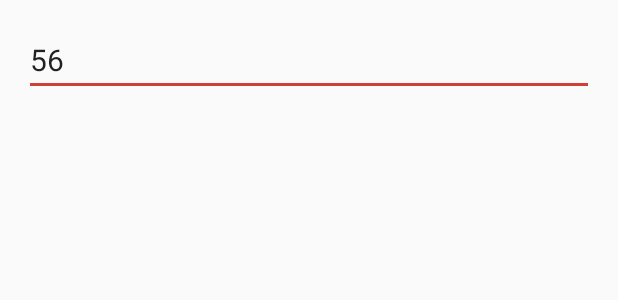
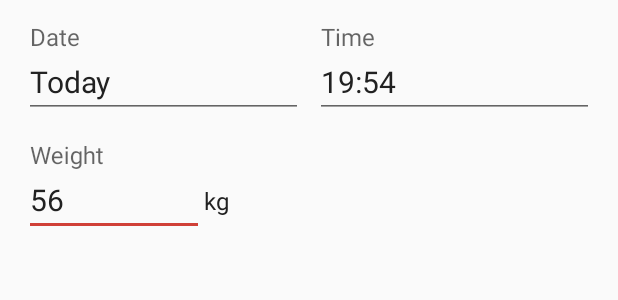
Before and after one commit to rakuishi/weight-log-android, an Android app: the layout activity_detail.xml on its own in the app's theme, with its tools: preview values and no code run, on a phone screen of 412 x 824 dp. Shown: the top 300 px of the screen. Run offline under Robolectric (Android 15) with nearby library versions, the phone set to English and light mode, and no system bars.

Commit message:
Update DetailActivity.java

```diff
--- a/app/src/main/java/com/rakuishi/weight/DetailActivity.java
+++ b/app/src/main/java/com/rakuishi/weight/DetailActivity.java
@@ -14,6 +14,7 @@ import com.google.android.gms.fitness.data.DataPoint;
 import com.google.android.gms.fitness.data.Field;
 import com.rakuishi.weight.databinding.ActivityDetailBinding;
 
+import java.text.DateFormat;
 import java.util.concurrent.TimeUnit;
 
 import io.reactivex.android.schedulers.AndroidSchedulers;
@@ -21,6 +22,9 @@ import io.reactivex.disposables.CompositeDisposable;
 import io.reactivex.disposables.Disposable;
 import io.reactivex.schedulers.Schedulers;
 import timber.log.Timber;
+
+import static java.text.DateFormat.getDateInstance;
+import static java.text.DateFormat.getTimeInstance;
 
 public class DetailActivity extends AppCompatActivity implements
         FitnessClient.Callback {
@@ -44,12 +48,13 @@ public class DetailActivity extends AppCompatActivity implements
         extractValuesFromIntent(getIntent());
         binding = DataBindingUtil.setContentView(this, R.layout.activity_detail);
 
-        getSupportActionBar().setTitle(R.string.edit);
+        getSupportActionBar().setTitle(R.string.edit_your_weight);
         getSupportActionBar().setHomeButtonEnabled(true);
         getSupportActionBar().setDisplayHomeAsUpEnabled(true);
 
         compositeDisposable = new CompositeDisposable();
         client = new FitnessClient(this, this);
+        updateViewComponents();
     }
 
     @Override
@@ -83,6 +88,20 @@ public class DetailActivity extends AppCompatActivity implements
     @Override
     public void onConnectionSuccess() {
         Timber.d("onConnectionSuccess");
+    }
+
+    @Override
+    public void onConnectionFail(Exception e) {
+        Timber.d("onConnectionFail: " + e.getMessage());
+    }
+
+    // endregion
+
+    // region View
+
+    private void updateViewComponents() {
+        updateDateTimeViewComponents();
+
         Field field = dataPoint.getDataType().getFields().get(0);
         String value = dataPoint.getValue(field).toString();
         binding.weightEditText.setText(value);
@@ -93,9 +112,10 @@ public class DetailActivity extends AppCompatActivity implements
         manager.showSoftInput(binding.weightEditText, InputMethodManager.SHOW_IMPLICIT);
     }
 
-    @Override
-    public void onConnectionFail(Exception e) {
-        Timber.d("onConnectionFail: " + e.getMessage());
+    private void updateDateTimeViewComponents() {
+        long millis = dataPoint.getTimestamp(TimeUnit.MILLISECONDS);
+        binding.dateEditText.setText(getDateInstance().format(millis));
+        binding.timeEditText.setText(getTimeInstance().format(millis));
     }
 
     // endregion
--- a/app/src/main/res/layout/activity_detail.xml
+++ b/app/src/main/res/layout/activity_detail.xml
@@ -1,5 +1,6 @@
 <?xml version="1.0" encoding="utf-8"?>
 <layout xmlns:android="http://schemas.android.com/apk/res/android"
+    xmlns:app="http://schemas.android.com/apk/res-auto"
     xmlns:tools="http://schemas.android.com/tools">
 
     <LinearLayout
@@ -8,13 +9,97 @@
         android:orientation="vertical"
         android:padding="@dimen/dp_16">
 
-        <android.support.v7.widget.AppCompatEditText
-            android:id="@+id/weight_edit_text"
+        <LinearLayout
             android:layout_width="match_parent"
             android:layout_height="wrap_content"
-            android:inputType="numberDecimal"
-            android:textSize="@dimen/sp_20"
-            tools:text="56" />
+            android:layout_marginBottom="@dimen/dp_16"
+            android:gravity="center_vertical"
+            android:orientation="horizontal">
+
+            <android.support.design.widget.TextInputLayout
+                android:layout_width="match_parent"
+                android:layout_height="wrap_content"
+                android:layout_marginRight="@dimen/dp_4"
+                android:layout_weight="1"
+                android:hint="@string/date"
+                app:hintAnimationEnabled="false"
+                app:hintTextAppearance="@style/TextInputLayoutStyle">
+
+                <android.support.v7.widget.AppCompatEditText
+                    android:id="@+id/date_edit_text"
+                    style="@style/PrimaryTextStyle"
+                    android:layout_width="match_parent"
+                    android:layout_height="wrap_content"
+                    android:clickable="false"
+                    android:cursorVisible="false"
+                    android:focusable="false"
+                    android:focusableInTouchMode="false"
+                    android:inputType="numberDecimal"
+                    android:textSize="@dimen/sp_20"
+                    tools:text="Today" />
+
+            </android.support.design.widget.TextInputLayout>
+
+            <android.support.design.widget.TextInputLayout
+                android:layout_width="match_parent"
+                android:layout_height="wrap_content"
+                android:layout_marginLeft="@dimen/dp_4"
+                android:layout_weight="1"
+                android:hint="@string/time"
+                app:hintAnimationEnabled="false"
+                app:hintTextAppearance="@style/TextInputLayoutStyle">
+
+                <android.support.v7.widget.AppCompatEditText
+                    android:id="@+id/time_edit_text"
+                    style="@style/PrimaryTextStyle"
+                    android:layout_width="match_parent"
+                    android:layout_height="wrap_content"
+                    android:clickable="false"
+                    android:cursorVisible="false"
+                    android:editable="false"
+                    android:focusable="false"
+                    android:focusableInTouchMode="false"
+                    android:inputType="numberDecimal"
+                    android:textSize="@dimen/sp_20"
+                    tools:text="19:54" />
+
+            </android.support.design.widget.TextInputLayout>
+
+        </LinearLayout>
+
+        <LinearLayout
+            android:layout_width="wrap_content"
+            android:layout_height="wrap_content"
+            android:gravity="center_vertical"
+            android:orientation="horizontal">
+
+            <android.support.design.widget.TextInputLayout
+                android:layout_width="wrap_content"
+                android:layout_height="wrap_content"
+                android:hint="@string/weight"
+                app:hintAnimationEnabled="false"
+                app:hintTextAppearance="@style/TextInputLayoutStyle">
+
+                <android.support.v7.widget.AppCompatEditText
+                    android:id="@+id/weight_edit_text"
+                    style="@style/PrimaryTextStyle"
+                    android:layout_width="@dimen/dp_120"
+                    android:layout_height="wrap_content"
+                    android:inputType="numberDecimal"
+                    android:textSize="@dimen/sp_20"
+                    tools:text="56" />
+
+            </android.support.design.widget.TextInputLayout>
+
+            <android.support.v7.widget.AppCompatTextView
+                android:id="@+id/unit_text_view"
+                style="@style/PrimaryTextStyle"
+                android:layout_width="wrap_content"
+                android:layout_height="wrap_content"
+                android:layout_marginTop="@dimen/dp_8"
+                android:text="@string/unit_kg" />
+
+        </LinearLayout>
 
     </LinearLayout>
 
--- a/app/src/main/res/values/colors.xml
+++ b/app/src/main/res/values/colors.xml
@@ -3,5 +3,7 @@
     <color name="colorPrimary">#4569AF</color>
     <color name="colorPrimaryDark">#293F69</color>
     <color name="colorAccent">#D04037</color>
+    <color name="primary_text">#212121</color>
+    <color name="secondary_text">#757575</color>
     <color name="divider">#E0E0E0</color>
 </resources>
--- a/app/src/main/res/values/dimens.xml
+++ b/app/src/main/res/values/dimens.xml
@@ -3,8 +3,10 @@
 
     <dimen name="dp_0">0dp</dimen>
     <dimen name="dp_4">4dp</dimen>
+    <dimen name="dp_8">8dp</dimen>
     <dimen name="dp_16">16dp</dimen>
     <dimen name="dp_88">88dp</dimen>
+    <dimen name="dp_120">120dp</dimen>
 
     <dimen name="sp_16">16sp</dimen>
     <dimen name="sp_20">20sp</dimen>
--- a/app/src/main/res/values/strings.xml
+++ b/app/src/main/res/values/strings.xml
@@ -3,4 +3,9 @@
     <string name="unit_kg">kg</string>
     <string name="save">Save</string>
     <string name="edit">Edit</string>
+    <string name="edit_your_weight">Edit your weight</string>
+    <string name="add_your_weight">Add your weight</string>
+    <string name="weight">Weight</string>
+    <string name="date">Date</string>
+    <string name="time">Time</string>
 </resources>
--- a/app/src/main/res/values/styles.xml
+++ b/app/src/main/res/values/styles.xml
@@ -8,4 +8,14 @@
         <item name="colorAccent">@color/colorAccent</item>
     </style>
 
+    <style name="TextInputLayoutStyle">
+        <item name="android:textColorHint">@color/secondary_text</item>
+        <item name="android:textSize">@dimen/sp_16</item>
+    </style>
+
+    <style name="PrimaryTextStyle">
+        <item name="android:textColor">@color/primary_text</item>
+        <item name="android:textSize">@dimen/sp_16</item>
+    </style>
+
 </resources>
```
